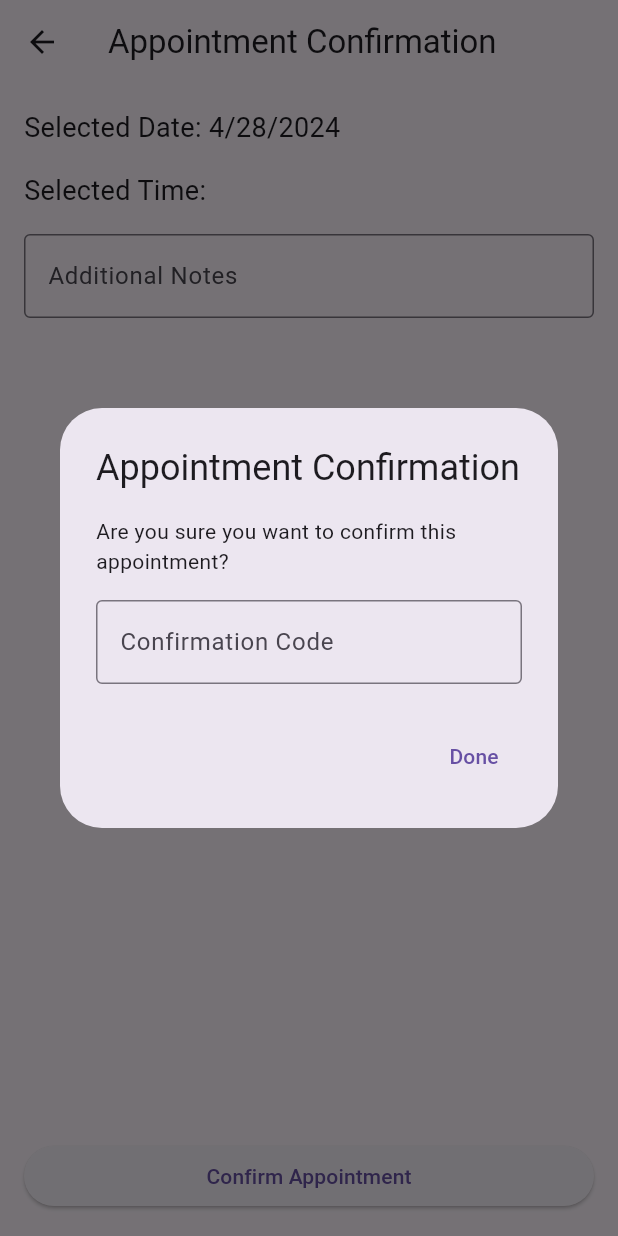
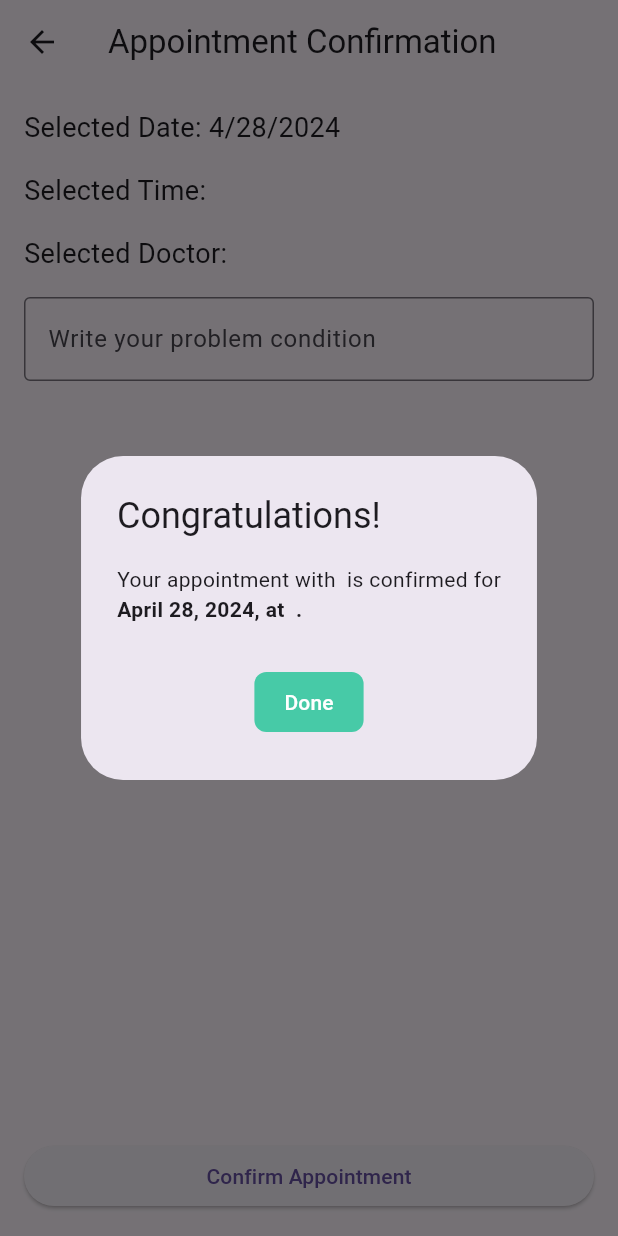
Before and after one commit to 6531503042/Deap-Mobile-Application, a Flutter app: the AppointmentConfirmationPage screen opened directly with empty values, after a tap on "Confirm Appointment", on a phone screen of 412 x 824 dp. Run offline on Flutter 3.47's test engine with Material 3 defaults, Android fonts, the phone set to English and light mode, and no system bars; our stand-ins replace font_awesome_flutter, image_picker.

Commit message:
fix_Apmt1

```diff
--- a/lib/screens/Apmt_confirmation.dart
+++ b/lib/screens/Apmt_confirmation.dart
@@ -1,15 +1,16 @@
-
 import 'package:flutter/material.dart';
 import 'package:intl/intl.dart';
 
 class AppointmentConfirmationPage extends StatelessWidget {
   final DateTime selectedDate;
   final String selectedTime;
+  final String selectedDoctor; // Add doctor name variable
 
   const AppointmentConfirmationPage({
     Key? key,
     required this.selectedDate,
     required this.selectedTime,
+    required this.selectedDoctor,
   }) : super(key: key);
 
   @override
@@ -23,20 +24,28 @@ class AppointmentConfirmationPage extends StatelessWidget {
         child: Column(
           crossAxisAlignment: CrossAxisAlignment.stretch,
           children: [
+            // Display selected date
             Text(
               'Selected Date: ${DateFormat.yMd().format(selectedDate)}',
               style: TextStyle(fontSize: 18),
             ),
             SizedBox(height: 16),
+            // Display selected time
             Text(
               'Selected Time: $selectedTime',
+              style: TextStyle(fontSize: 18),
+            ),
+            SizedBox(height: 16),
+            // Display selected doctor
+            Text(
+              'Selected Doctor: $selectedDoctor',
               style: TextStyle(fontSize: 18),
             ),
             SizedBox(height: 16),
             Expanded(
               child: TextField(
                 decoration: InputDecoration(
-                  labelText: 'Additional Notes',
+                  labelText: 'Write your problem condition',
                   border: OutlineInputBorder(),
                 ),
                 maxLines: null,
@@ -49,29 +58,37 @@ class AppointmentConfirmationPage extends StatelessWidget {
                   context: context,
                   builder: (BuildContext context) {
                     return AlertDialog(
-                      title: Text('Appointment Confirmation'),
+                      title: Text('Congratulations!'),
                       content: Column(
                         mainAxisSize: MainAxisSize.min,
+                        crossAxisAlignment: CrossAxisAlignment.start,
                         children: [
-                          Text('Are you sure you want to confirm this appointment?'),
-                          SizedBox(height: 16),
-                          TextField(
-                            decoration: InputDecoration(
-                              labelText: 'Confirmation Code',
-                              border: OutlineInputBorder(),
-                            ),
-                            maxLines: null,
+                          Text('Your appointment with $selectedDoctor is confirmed for'),
+                          Text(
+                            '${DateFormat.MMMM().format(selectedDate)} ${selectedDate.day}, ${selectedDate.year}, at $selectedTime .',
+                            style: TextStyle(fontWeight: FontWeight.bold),
                           ),
                         ],
                       ),
                       actions: [
-
-                        TextButton(
-                          child: Text('Done'),
-                          onPressed: () {
-                            // TODO: Implement appointment confirmation logic.
-                            Navigator.of(context).pop();
-                          },
+                        Center( // Center the button
+                          child: TextButton(
+                            child: Container(
+                              padding: EdgeInsets.symmetric(vertical: 10, horizontal: 20),
+                              decoration: BoxDecoration(
+                                color: Color.fromARGB(255, 71, 202, 167),
+                                borderRadius: BorderRadius.circular(8),
+                              ),
+                              child: Text(
+                                'Done',
+                                style: TextStyle(color: Colors.white),
+                              ),
+                            ),
+                            onPressed: () {
+                              // TODO: Implement appointment confirmation logic.
+                              Navigator.of(context).pop();
+                            },
+                          ),
                         ),
                       ],
                     );
--- a/lib/screens/AppointmentTab.dart
+++ b/lib/screens/AppointmentTab.dart
@@ -11,6 +11,7 @@ class AppointmentTab extends StatefulWidget {
 class _AppointmentTabState extends State<AppointmentTab> {
   DateTime selectedDate = DateTime.now();
   String selectedTime = "";
+  String selectedDoctor = "";
 
   final List<String> availableTimes = [
     "09:00 AM",
@@ -38,13 +39,6 @@ class _AppointmentTabState extends State<AppointmentTab> {
     return Scaffold(
       appBar: AppBar(
         title: Text('Booking Calendar'),
-       leading: IconButton(
-          icon: Icon(Icons.arrow_back), // Example of using an icon as leading widget
-          onPressed: () {
-            // Add functionality for the leading icon/button
-            Navigator.pop(context);
-          },
-        ),
       ),
       body: SingleChildScrollView(
         child: Column(
@@ -97,6 +91,7 @@ class _AppointmentTabState extends State<AppointmentTab> {
                       builder: (context) => AppointmentConfirmationPage(
                         selectedDate: selectedDate,
                         selectedTime: selectedTime,
+                        selectedDoctor: selectedDoctor, // Pass selected doctor
                       ),
                     ),
                   );
```
